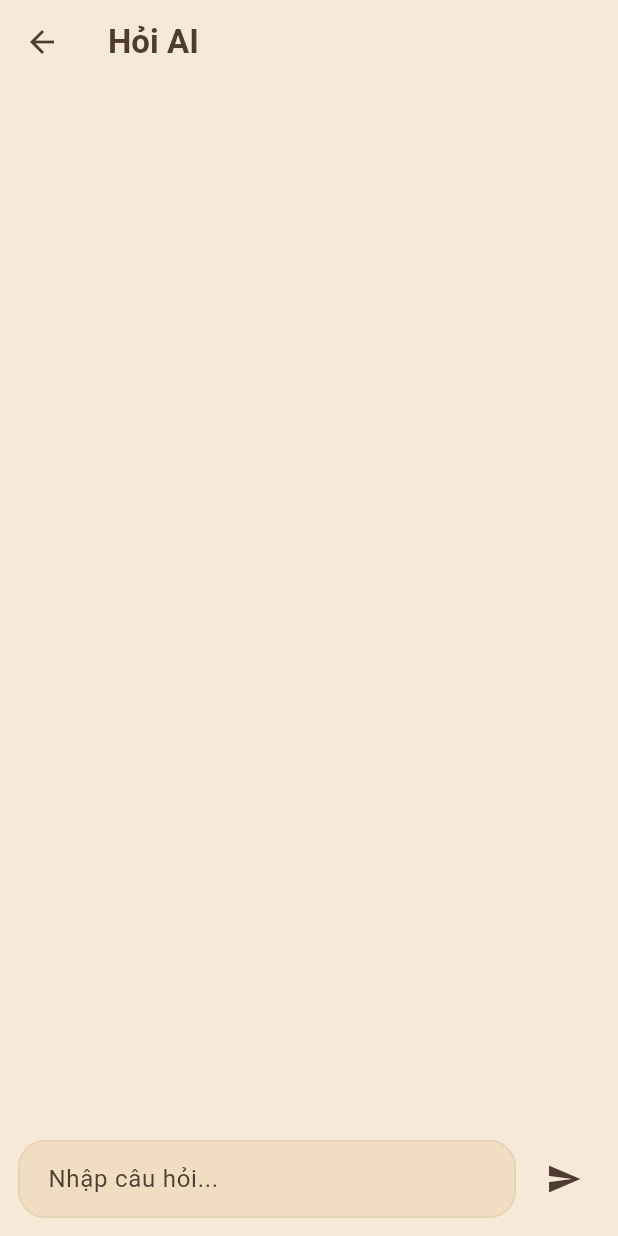
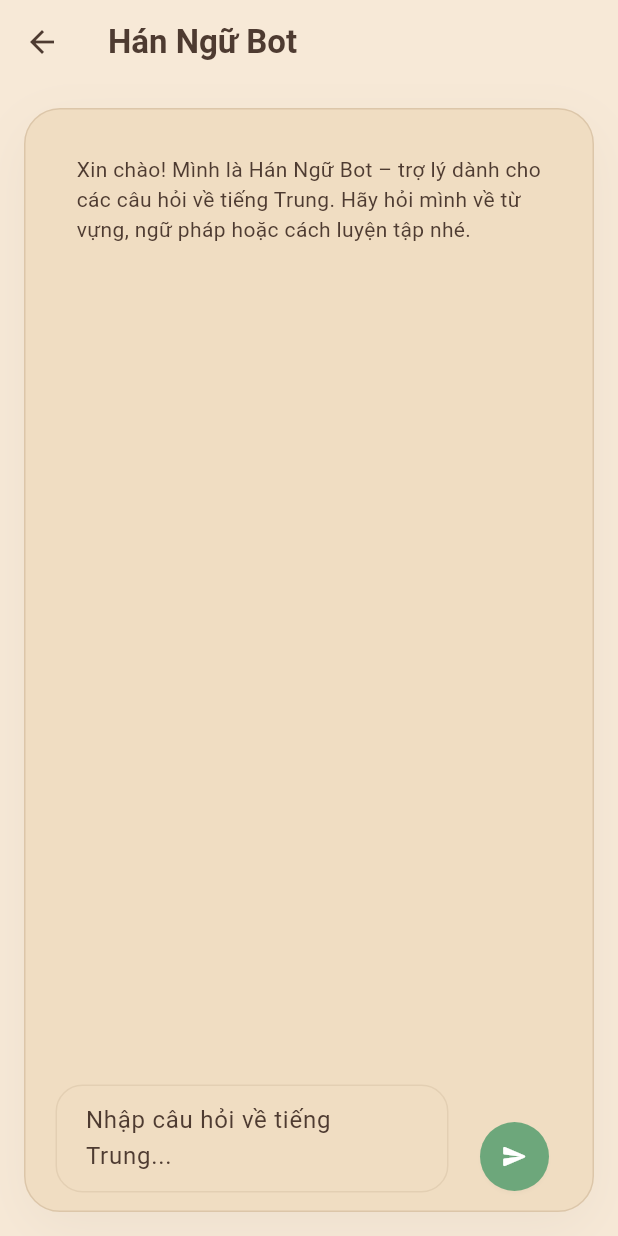
Before and after one commit to hieuhieu2202/learnchinesene, a Flutter app: the AiChatPage screen opened by its route, on a phone screen of 412 x 824 dp. Run offline on Flutter 3.47's test engine with Material 3 defaults, Android fonts, the phone set to English and light mode, and no system bars; our stand-ins replace audioplayers, get, sqflite; accounts and stored records are empty.

Commit message:
Refine AI chat assistant experience

```diff
--- a/lib/features/ai_chat/data/ai_remote_data_source.dart
+++ b/lib/features/ai_chat/data/ai_remote_data_source.dart
@@ -25,17 +25,36 @@ class AiRemoteDataSource implements AiRepository {
         isUser: false,
       );
     }
+    final instruction = '''
+Bạn là "Hán Ngữ Bot", một trợ lý học tiếng Trung thân thiện.
+Nhiệm vụ của bạn:
+- Chỉ trả lời các câu hỏi liên quan tới tiếng Trung, từ vựng, ngữ pháp, văn hoá hoặc học tiếng Trung.
+- Nếu câu hỏi nằm ngoài phạm vi đó, hãy từ chối nhẹ nhàng bằng tiếng Việt và gợi ý người dùng hỏi về tiếng Trung.
+- Khi trả lời hãy ưu tiên giải thích bằng tiếng Việt, kèm chữ Hán và pinyin khi cần thiết.
+- Đưa ví dụ, mẹo luyện tập hoặc gợi ý câu mẫu bằng tiếng Trung khi phù hợp.
+''';
+
+    final userPrompt = <String>[
+      if (wordContext != null && wordContext.isNotEmpty)
+        'Từ trọng tâm: $wordContext',
+      prompt,
+    ].where((element) => element.isNotEmpty).join('\n\n');
+
     final requestBody = {
+      'systemInstruction': {
+        'role': 'system',
+        'parts': [
+          {
+            'text': instruction,
+          }
+        ],
+      },
       'contents': [
         {
           'role': 'user',
           'parts': [
             {
-              'text': [
-                if (wordContext != null && wordContext.isNotEmpty)
-                  'Context word: $wordContext',
-                prompt,
-              ].where((element) => element.isNotEmpty).join('\n\n'),
+              'text': userPrompt,
             },
           ],
         }
--- a/lib/features/ai_chat/presentation/pages/ai_chat_page.dart
+++ b/lib/features/ai_chat/presentation/pages/ai_chat_page.dart
@@ -1,6 +1,7 @@
 import 'package:flutter/material.dart';
 import 'package:get/get.dart';
 
+import '../../domain/entities/ai_message.dart';
 import '../controllers/ai_chat_controller.dart';
 
 class AiChatPage extends StatefulWidget {
@@ -12,89 +13,135 @@ class AiChatPage extends StatefulWidget {
 
 class _AiChatPageState extends State<AiChatPage> {
   late final TextEditingController _inputController;
+  late final ScrollController _scrollController;
+  late final Worker _messagesWorker;
   AiChatController get controller => Get.find<AiChatController>();
 
   @override
   void initState() {
     super.initState();
     _inputController = TextEditingController();
+    _scrollController = ScrollController();
+    _messagesWorker = ever<List<AiMessage>>(controller.messages, (_) {
+      if (!mounted) return;
+      _scrollToBottom();
+    });
   }
 
   @override
   void dispose() {
+    _messagesWorker.dispose();
     _inputController.dispose();
+    _scrollController.dispose();
     super.dispose();
   }
 
   @override
   Widget build(BuildContext context) {
+    final theme = Theme.of(context);
     return Scaffold(
       appBar: AppBar(
-        title: const Text('Hỏi AI'),
+        title: const Text('Hán Ngữ Bot'),
       ),
-      body: Column(
+      body: SafeArea(
+        child: Padding(
+          padding: const EdgeInsets.all(16),
+          child: Column(
             children: [
               Expanded(
-            child: Obx(
-              () => ListView.builder(
-                padding: const EdgeInsets.all(16),
-                itemCount: controller.messages.length,
+                child: Container(
+                  width: double.infinity,
+                  decoration: BoxDecoration(
+                    color: theme.colorScheme.surface,
+                    borderRadius: BorderRadius.circular(24),
+                    border: Border.all(
+                      color: theme.colorScheme.outlineVariant,
+                    ),
+                    boxShadow: [
+                      BoxShadow(
+                        color: theme.colorScheme.shadow.withOpacity(0.04),
+                        blurRadius: 32,
+                        offset: const Offset(0, 12),
+                      ),
+                    ],
+                  ),
+                  padding: const EdgeInsets.fromLTRB(20, 20, 20, 12),
+                  child: Column(
+                    children: [
+                      Expanded(
+                        child: Obx(() {
+                          final messages = controller.messages;
+                          return ListView.separated(
+                            controller: _scrollController,
+                            padding: EdgeInsets.zero,
+                            itemCount: messages.length,
+                            separatorBuilder: (_, __) => const SizedBox(height: 12),
                             itemBuilder: (context, index) {
-                  final message = controller.messages[index];
-                  final alignment = message.isUser
-                      ? Alignment.centerRight
-                      : Alignment.centerLeft;
-                  final color = message.isUser
-                      ? Theme.of(context).colorScheme.primaryContainer
-                      : Theme.of(context)
-                          .colorScheme
-                          .surfaceContainerHighest;
+                              final message = messages[index];
+                              final isUser = message.isUser;
+                              final alignment =
+                                  isUser ? Alignment.centerRight : Alignment.centerLeft;
+                              final background = isUser
+                                  ? theme.colorScheme.primaryContainer
+                                  : theme.colorScheme.surfaceContainerHighest;
+                              final textStyle = theme.textTheme.bodyMedium?.copyWith(
+                                    color: isUser
+                                        ? theme.colorScheme.onPrimaryContainer
+                                        : theme.colorScheme.onSurface,
+                                  ) ??
+                                  TextStyle(
+                                    color: isUser
+                                        ? theme.colorScheme.onPrimaryContainer
+                                        : theme.colorScheme.onSurface,
+                                  );
                               return Align(
                                 alignment: alignment,
                                 child: Container(
-                      margin: const EdgeInsets.symmetric(vertical: 4),
-                      padding: const EdgeInsets.all(12),
+                                  constraints: const BoxConstraints(maxWidth: 420),
+                                  padding: const EdgeInsets.symmetric(
+                                    horizontal: 14,
+                                    vertical: 10,
+                                  ),
                                   decoration: BoxDecoration(
-                        color: color,
-                        borderRadius: BorderRadius.circular(12),
+                                    color: background,
+                                    borderRadius: BorderRadius.circular(18),
                                   ),
-                      child: Text(message.text),
+                                  child: Text(
+                                    message.text,
+                                    style: textStyle,
+                                  ),
                                 ),
                               );
                             },
+                          );
+                        }),
                       ),
-            ),
-          ),
+                      const SizedBox(height: 12),
                       Obx(
                         () => controller.isLoading.value
                             ? const Padding(
-                    padding: EdgeInsets.all(8),
-                    child: CircularProgressIndicator(),
+                                padding: EdgeInsets.symmetric(vertical: 4),
+                                child: SizedBox(
+                                  height: 24,
+                                  width: 24,
+                                  child: CircularProgressIndicator(strokeWidth: 2.5),
+                                ),
                               )
                             : const SizedBox.shrink(),
                       ),
-          Padding(
-            padding: const EdgeInsets.all(12),
-            child: Row(
-              children: [
-                Expanded(
-                  child: TextField(
+                      const SizedBox(height: 12),
+                      _ChatInputBar(
                         controller: _inputController,
-                    decoration: const InputDecoration(
-                      hintText: 'Nhập câu hỏi...',
-                    ),
-                    onSubmitted: _handleSubmit,
-                  ),
-                ),
-                const SizedBox(width: 8),
-                IconButton(
-                  icon: const Icon(Icons.send),
-                  onPressed: () => _handleSubmit(_inputController.text),
+                        onSubmit: _handleSubmit,
+                        chatController: controller,
                       ),
                     ],
                   ),
                 ),
+              ),
             ],
+          ),
+        ),
       ),
     );
   }
@@ -103,4 +150,74 @@ class _AiChatPageState extends State<AiChatPage> {
     controller.sendMessage(value);
     _inputController.clear();
   }
+
+  void _scrollToBottom() {
+    if (!_scrollController.hasClients) return;
+    final position = _scrollController.position;
+    _scrollController.animateTo(
+      position.maxScrollExtent,
+      duration: const Duration(milliseconds: 250),
+      curve: Curves.easeOut,
+    );
   }
+}
+
+class _ChatInputBar extends StatelessWidget {
+  const _ChatInputBar({
+    required this.controller,
+    required this.onSubmit,
+    required this.chatController,
+  });
+
+  final TextEditingController controller;
+  final ValueChanged<String> onSubmit;
+  final AiChatController chatController;
+
+  @override
+  Widget build(BuildContext context) {
+    final theme = Theme.of(context);
+    return Row(
+      crossAxisAlignment: CrossAxisAlignment.end,
+      children: [
+        Expanded(
+          child: TextField(
+            controller: controller,
+            minLines: 1,
+            maxLines: 4,
+            textInputAction: TextInputAction.newline,
+            decoration: InputDecoration(
+              hintText: 'Nhập câu hỏi về tiếng Trung...',
+              filled: true,
+              fillColor: theme.colorScheme.surfaceContainerLow,
+              border: OutlineInputBorder(
+                borderRadius: BorderRadius.circular(16),
+                borderSide: BorderSide.none,
+              ),
+              contentPadding: const EdgeInsets.symmetric(
+                horizontal: 16,
+                vertical: 12,
+              ),
+            ),
+            onSubmitted: onSubmit,
+          ),
+        ),
+        const SizedBox(width: 12),
+        Obx(() {
+          final isLoading = chatController.isLoading.value;
+          return ElevatedButton(
+            onPressed: isLoading
+                ? null
+                : () {
+                    onSubmit(controller.text);
+                  },
+            style: ElevatedButton.styleFrom(
+              shape: const CircleBorder(),
+              padding: const EdgeInsets.all(14),
+            ),
+            child: const Icon(Icons.send_rounded),
+          );
+        }),
+      ],
+    );
+  }
+}
```
Also changed, not shown: lib/features/ai_chat/presentation/controllers/ai_chat_controller.dart (+12 -3 lines). Lines whose indentation alone changed are shown as unchanged.
